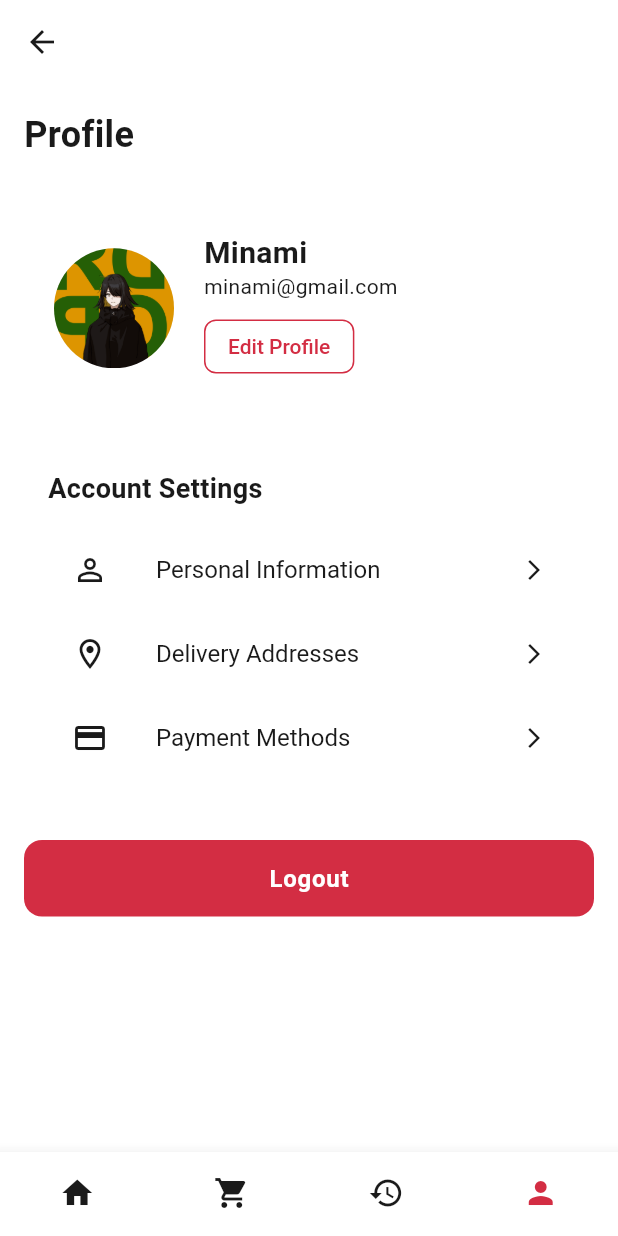
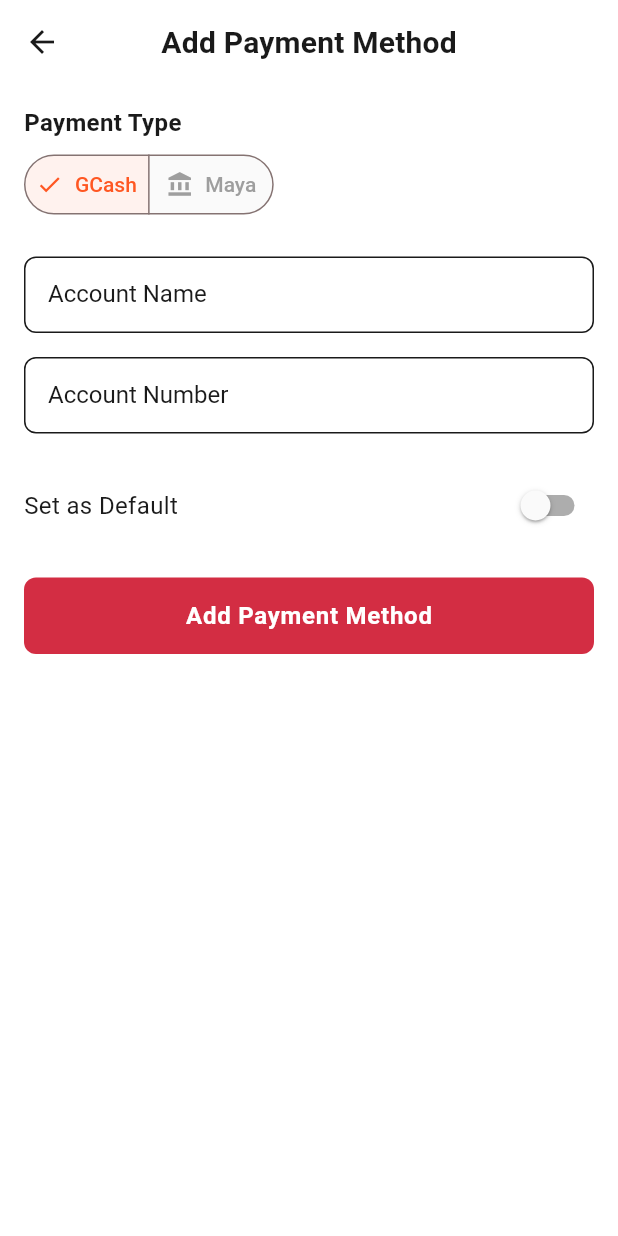
Before and after one commit to jamesrhoey/RamenFullXpress, a Flutter app: the HomePage screen opened by its route, item 4 of the bottom bar chosen, on a phone screen of 412 x 824 dp. Run offline on Flutter 3.47's test engine with Material 3 defaults, Android fonts, the phone set to English and light mode, and no system bars.

Commit message:
editPayment

```diff
--- /dev/null
+++ b/ramenmobileapp/lib/edit_payment_method_page.dart
@@ -0,0 +1,183 @@
+import 'package:flutter/material.dart';
+
+enum PaymentType { gcash, maya }
+
+class EditPaymentMethodPage extends StatefulWidget {
+  final Map<String, dynamic>? paymentMethod;
+
+  const EditPaymentMethodPage({super.key, this.paymentMethod});
+
+  @override
+  State<EditPaymentMethodPage> createState() => _EditPaymentMethodPageState();
+}
+
+class _EditPaymentMethodPageState extends State<EditPaymentMethodPage> {
+  final _formKey = GlobalKey<FormState>();
+  PaymentType _selectedType = PaymentType.gcash;
+  final _titleController = TextEditingController();
+  final _accountNumberController = TextEditingController();
+  bool _isDefault = false;
+
+  @override
+  void initState() {
+    super.initState();
+    if (widget.paymentMethod != null) {
+      _selectedType = widget.paymentMethod!['type'] ?? PaymentType.gcash;
+      _titleController.text = widget.paymentMethod!['title'] ?? '';
+      _accountNumberController.text =
+          widget.paymentMethod!['accountNumber'] ?? '';
+      _isDefault = widget.paymentMethod!['isDefault'] ?? false;
+    }
+  }
+
+  @override
+  void dispose() {
+    _titleController.dispose();
+    _accountNumberController.dispose();
+    super.dispose();
+  }
+
+  void _savePaymentMethod() {
+    if (_formKey.currentState!.validate()) {
+      // In static version, just pop with result
+      Navigator.pop(context, {
+        'type': _selectedType,
+        'title': _titleController.text,
+        'accountNumber': _accountNumberController.text,
+        'isDefault': _isDefault,
+      });
+    }
+  }
+
+  @override
+  Widget build(BuildContext context) {
+    return Scaffold(
+      appBar: AppBar(
+        title: Text(
+          widget.paymentMethod == null
+              ? 'Add Payment Method'
+              : 'Edit Payment Method',
+        ),
+        backgroundColor: Colors.white,
+        foregroundColor: Colors.black,
+        elevation: 0,
+      ),
+      body: SingleChildScrollView(
+        padding: const EdgeInsets.all(16),
+        child: Form(
+          key: _formKey,
+          child: Column(
+            crossAxisAlignment: CrossAxisAlignment.start,
+            children: [
+              const Text(
+                'Payment Type',
+                style: TextStyle(fontSize: 16, fontWeight: FontWeight.bold),
+              ),
+              const SizedBox(height: 8),
+              SegmentedButton<PaymentType>(
+                segments: const [
+                  ButtonSegment<PaymentType>(
+                    value: PaymentType.gcash,
+                    label: Text('GCash'),
+                    icon: Icon(Icons.account_balance_wallet),
+                  ),
+                  ButtonSegment<PaymentType>(
+                    value: PaymentType.maya,
+                    label: Text('Maya'),
+                    icon: Icon(Icons.account_balance),
+                  ),
+                ],
+                selected: {_selectedType},
+                onSelectionChanged: (Set<PaymentType> selected) {
+                  setState(() {
+                    _selectedType = selected.first;
+                  });
+                },
+                style: ButtonStyle(
+                  backgroundColor: MaterialStateProperty.resolveWith<Color>((
+                    Set<MaterialState> states,
+                  ) {
+                    if (states.contains(MaterialState.selected)) {
+                      return Colors.deepOrange.withAlpha((0.08 * 255).toInt());
+                    }
+                    return Colors.grey[50]!;
+                  }),
+                  foregroundColor: MaterialStateProperty.resolveWith<Color>((
+                    Set<MaterialState> states,
+                  ) {
+                    if (states.contains(MaterialState.selected)) {
+                      return Colors.deepOrange;
+                    }
+                    return Colors.grey;
+                  }),
+                ),
+              ),
+              const SizedBox(height: 24),
+              TextFormField(
+                controller: _titleController,
+                decoration: const InputDecoration(
+                  labelText: 'Account Name',
+                  hintText: 'Enter account holder name',
+                ),
+                validator: (value) {
+                  if (value == null || value.isEmpty) {
+                    return 'Please enter account holder name';
+                  }
+                  return null;
+                },
+              ),
+              const SizedBox(height: 16),
+              TextFormField(
+                controller: _accountNumberController,
+                decoration: const InputDecoration(
+                  labelText: 'Account Number',
+                  hintText: 'Enter account number',
+                ),
+                keyboardType: TextInputType.number,
+                validator: (value) {
+                  if (value == null || value.isEmpty) {
+                    return 'Please enter account number';
+                  }
+                  if (!RegExp(r'^\d{11}$').hasMatch(value)) {
+                    return 'Please enter a valid 11-digit account number';
+                  }
+                  return null;
+                },
+              ),
+              const SizedBox(height: 24),
+              Row(
+                mainAxisAlignment: MainAxisAlignment.spaceBetween,
+                children: [
+                  const Text('Set as Default', style: TextStyle(fontSize: 16)),
+                  Switch(
+                    value: _isDefault,
+                    onChanged: (value) {
+                      setState(() {
+                        _isDefault = value;
+                      });
+                    },
+                  ),
+                ],
+              ),
+              const SizedBox(height: 24),
+              ElevatedButton(
+                onPressed: _savePaymentMethod,
+                child: Text(
+                  widget.paymentMethod == null
+                      ? 'Add Payment Method'
+                      : 'Save Changes',
+                ),
+                style: ElevatedButton.styleFrom(
+                  minimumSize: const Size(double.infinity, 50),
+                  shape: RoundedRectangleBorder(
+                    borderRadius: BorderRadius.circular(8),
+                  ),
+                ),
+              ),
+            ],
+          ),
+        ),
+      ),
+    );
+  }
+}
--- a/ramenmobileapp/lib/main.dart
+++ b/ramenmobileapp/lib/main.dart
@@ -10,6 +10,7 @@ import 'editProfile_page.dart';
 import 'paymentmethod_page.dart';
 import 'address_page.dart';
 import 'profile_page.dart';
+import 'edit_payment_method_page.dart';
 
 void main() {
   runApp(const MyApp());
@@ -156,7 +157,7 @@ class MyApp extends StatelessWidget {
         '/order-history': (context) => const OrderHistoryPage(),
         '/invoice': (context) => const InvoicePage(order: {}),
         '/notifications': (context) => const NotificationPage(),
-        '/profile': (context) => const ProfilePage(),
+        '/profile': (context) => const EditPaymentMethodPage(),
         '/edit-profile': (context) => const EditprofilePage(),
         '/payment-method': (context) => const PaymentmethodPage(),
         '/address': (context) => const AddressPage(),
```
